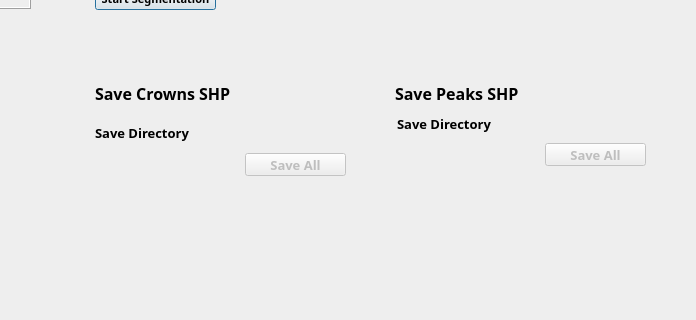
Qt form tree_seg_dialog_base.ui (pstorum/TrEx) before a commit; both pictures show x 415 to 1111 and y 467 to 787 of the 1111 by 889 pixel window.
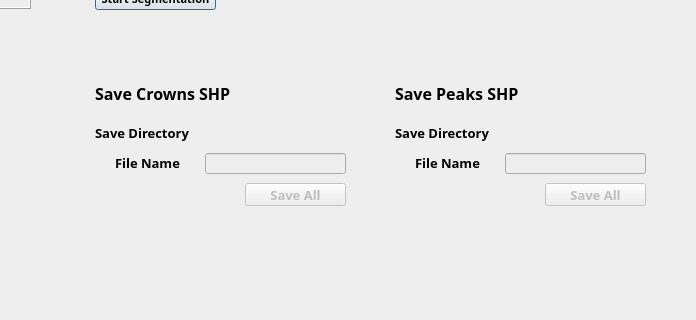
The same form after that commit. Custom widgets are drawn as their Qt base class.

```diff
--- a/tree_seg_dialog_base.ui
+++ b/tree_seg_dialog_base.ui
@@ -196,8 +196,8 @@
   <widget class="QgsFileWidget" name="getSavePeak">
    <property name="geometry">
     <rect>
-     <x>925</x>
-     <y>581</y>
+     <x>920</x>
+     <y>590</y>
      <width>141</width>
      <height>20</height>
     </rect>
@@ -221,7 +221,7 @@
    <property name="geometry">
     <rect>
      <x>960</x>
-     <y>610</y>
+     <y>650</y>
      <width>101</width>
      <height>23</height>
     </rect>
@@ -678,9 +678,9 @@
   <widget class="QLabel" name="label_5">
    <property name="geometry">
     <rect>
-     <x>812</x>
-     <y>581</y>
-     <width>111</width>
+     <x>810</x>
+     <y>590</y>
+     <width>101</width>
      <height>20</height>
     </rect>
    </property>
@@ -762,7 +762,7 @@
   <widget class="QgsFileWidget" name="getSaveCrown">
    <property name="geometry">
     <rect>
-     <x>623</x>
+     <x>620</x>
      <y>590</y>
      <width>141</width>
      <height>20</height>
@@ -787,7 +787,7 @@
    <property name="geometry">
     <rect>
      <x>660</x>
-     <y>620</y>
+     <y>650</y>
      <width>101</width>
      <height>23</height>
     </rect>
@@ -867,6 +867,90 @@
     <string>Save Peaks SHP</string>
    </property>
   </widget>
+  <widget class="QLineEdit" name="crownName">
+   <property name="geometry">
+    <rect>
+     <x>620</x>
+     <y>620</y>
+     <width>141</width>
+     <height>21</height>
+    </rect>
+   </property>
+   <property name="font">
+    <font>
+     <family>Segoe UI Semibold</family>
+     <pointsize>8</pointsize>
+     <weight>75</weight>
+     <bold>true</bold>
+    </font>
+   </property>
+   <property name="text">
+    <string/>
+   </property>
+  </widget>
+  <widget class="QLabel" name="label_10">
+   <property name="geometry">
+    <rect>
+     <x>530</x>
+     <y>620</y>
+     <width>81</width>
+     <height>20</height>
+    </rect>
+   </property>
+   <property name="font">
+    <font>
+     <family>Segoe UI Semibold</family>
+     <pointsize>10</pointsize>
+     <weight>75</weight>
+     <bold>true</bold>
+    </font>
+   </property>
+   <property name="text">
+    <string>File Name</string>
+   </property>
+  </widget>
+  <widget class="QLabel" name="label_11">
+   <property name="geometry">
+    <rect>
+     <x>830</x>
+     <y>620</y>
+     <width>81</width>
+     <height>20</height>
+    </rect>
+   </property>
+   <property name="font">
+    <font>
+     <family>Segoe UI Semibold</family>
+     <pointsize>10</pointsize>
+     <weight>75</weight>
+     <bold>true</bold>
+    </font>
+   </property>
+   <property name="text">
+    <string>File Name</string>
+   </property>
+  </widget>
+  <widget class="QLineEdit" name="peakName">
+   <property name="geometry">
+    <rect>
+     <x>920</x>
+     <y>620</y>
+     <width>141</width>
+     <height>21</height>
+    </rect>
+   </property>
+   <property name="font">
+    <font>
+     <family>Segoe UI Semibold</family>
+     <pointsize>8</pointsize>
+     <weight>75</weight>
+     <bold>true</bold>
+    </font>
+   </property>
+   <property name="text">
+    <string/>
+   </property>
+  </widget>
  </widget>
  <customwidgets>
   <customwidget>
```
